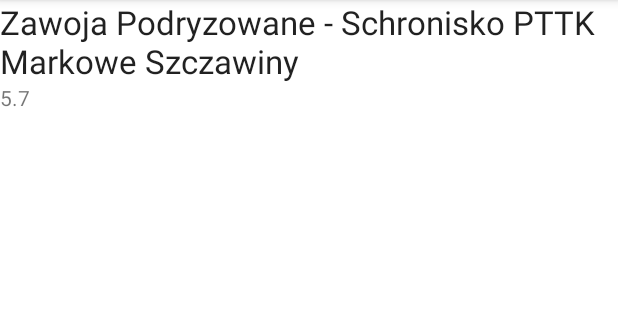
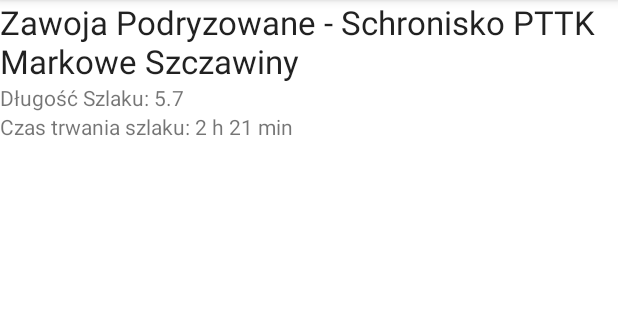
Before and after one commit to august3sas/put_trail_application, an Android app: the screen it shows after launch (DetailActivity), after a tap on "Zawoja Podryzowane - Schronisko PTTK Mar", on a phone screen of 412 x 824 dp, the part 84-404 px from its top. Run offline under Robolectric (Android 15) with nearby library versions, the phone set to English and light mode, and no system bars.

Commit message:
added compatibility for tablets

```diff
--- a/SzlakiTurystyczne/app/src/main/java/mob/lab/inf151871inf151835/MainActivity.kt
+++ b/SzlakiTurystyczne/app/src/main/java/mob/lab/inf151871inf151835/MainActivity.kt
@@ -19,8 +19,16 @@ class MainActivity : AppCompatActivity(), TrailListFragment.Listener {
     }
 
     override fun itemClicked(id: Long) {
-        intent = Intent(this, DetailActivity::class.java)
-        intent.putExtra(DetailActivity.EXTRA_TRAIL_ID, id.toInt())
-        startActivity(intent)
+        val trailDetailsFragment = supportFragmentManager.findFragmentById(R.id.detail_frag) as? TrailDetailFragment
+
+        if (trailDetailsFragment != null) {
+            // Jeśli fragment jest już wyświetlony, przekaż mu identyfikator szlaku
+            trailDetailsFragment.setTrail(id.toLong())
+        } else {
+            // Jeśli fragment nie jest wyświetlony, utwórz nową intencję z dodatkami i uruchom aktywność
+            intent = Intent(this, DetailActivity::class.java)
+            intent.putExtra(DetailActivity.EXTRA_TRAIL_ID, id.toInt())
+            startActivity(intent)
+        }
     }
 }
--- a/SzlakiTurystyczne/app/src/main/java/mob/lab/inf151871inf151835/Trail.kt
+++ b/SzlakiTurystyczne/app/src/main/java/mob/lab/inf151871inf151835/Trail.kt
@@ -1,13 +1,20 @@
 package mob.lab.inf151871inf151835
 
-class Trail(private var name: String, private var length: Double) {
+class Trail(private var name: String, private var length: Double, private var time: Double) {
 
     companion object{
         val trails = arrayOf(
-            Trail("Krowiarki - Babia Góra", 4.6),
-            Trail("Zawoja Podryzowane - Schronisko PTTK Markowe Szczawiny", 5.7),
-            Trail("Perć Akademików", 2.6),
-            Trail("Krowiarki - Schronisko PTTK na Hali Krupowej", 9.4)
+            Trail("Przełęcz Krowiarki - Babia Góra", 4.6, 2.4),
+            Trail("Zawoja Podryzowane - Schronisko PTTK Markowe Szczawiny", 5.7, 2.35),
+            Trail("Perć Akademików", 2.6, 1.61),
+            Trail("Krowiarki - Schronisko PTTK na Hali Krupowej", 9.4, 3.16),
+            Trail("Zawoja Markowa - Schronisko PTTK Markowe Szczawiny", 3.3, 1.66),
+            Trail("Zawoja Markowa - Las Ryzowane", 1.3, 0.6),
+            Trail("Przełęcz Krowiarki - Schronisko PTTK Markowe Szczawiny", 6.3, 2.0),
+            Trail("Szkolnikowe Rozstaje - Nad Sokolicą", 1.3, 0.83),
+            Trail("Schronisko PTTK Markowe Szczawiny - Babia Góra", 3.0, 1.5),
+            Trail("Fickowe Rozstaje - Schronisko PTTK Markowe Szczawiny", 2.7, 1.0),
+            Trail("Główny Szlak Beskidzki im. Kazimierza Sosnowskiego", 502.5, 162.41)
         )
     }
     fun getName(): String{
@@ -15,6 +22,9 @@ class Trail(private var name: String, private var length: Double) {
     }
     fun getLength(): Double{
         return length
+    }
+    fun getTime(): Double{
+        return time
     }
     override fun toString(): String{
         return this.name
--- a/SzlakiTurystyczne/app/src/main/java/mob/lab/inf151871inf151835/TrailDetailFragment.kt
+++ b/SzlakiTurystyczne/app/src/main/java/mob/lab/inf151871inf151835/TrailDetailFragment.kt
@@ -17,21 +17,32 @@ class TrailDetailFragment : ListFragment() {
 
     override fun onStart(){
         super.onStart()
+        updateTrailInfo(trailId)
+    }
+    public fun setTrail(trailId: Long){
+        this.trailId = trailId ?: 0
+        updateTrailInfo(trailId)
+    }
+    fun updateTrailInfo(trailId: Long){
         val view = view
         if(view != null){
+            val trail = Trail.trails[trailId.toInt()]
+
             val name = view.findViewById(R.id.textName) as TextView
-            val trail = Trail.trails[trailId.toInt()]
             name.text = trail.getName()
             println(name.text)
             println("26")
+
             val length = view.findViewById(R.id.textLength) as TextView
-            length.text = trail.getLength().toString()
+            length.text = "Długość Szlaku: "+trail.getLength().toString()
             println(length.text)
             println("30")
+
+            val time = view.findViewById(R.id.textTime) as TextView
+            time.text = "Czas trwania szlaku: "+TrailHelpers.timeToString(trail.getTime())
+            println(time.text)
+            println("37")
         }
-    }
-    public fun setTrail(trailId: Long){
-        this.trailId = trailId ?: 0
     }
 
 }
--- /dev/null
+++ b/SzlakiTurystyczne/app/src/main/java/mob/lab/inf151871inf151835/TrailHelpers.kt
@@ -0,0 +1,12 @@
+package mob.lab.inf151871inf151835
+
+class TrailHelpers {
+    companion object{
+        fun timeToString(time: Double): String{
+            val hours = time.toInt()
+            val minutes = ((time - hours) * 60).toInt()
+            return "$hours h $minutes min"
+        }
+    }
+
+}
--- a/SzlakiTurystyczne/app/src/main/res/layout/fragment_trail_detail.xml
+++ b/SzlakiTurystyczne/app/src/main/res/layout/fragment_trail_detail.xml
@@ -17,6 +17,13 @@
         android:layout_height="wrap_content"
         android:text="@string/trail_length" />
 
+    <TextView
+        android:id="@+id/textTime"
+        android:layout_width="wrap_content"
+        android:layout_height="wrap_content"
+        android:text="@string/trail_time" />
+
+
     <ListView
         android:id="@android:id/list"
         android:layout_width="match_parent"
--- a/SzlakiTurystyczne/app/src/main/res/values/strings.xml
+++ b/SzlakiTurystyczne/app/src/main/res/values/strings.xml
@@ -3,6 +3,7 @@
     <string name="detail_button">Pokaż Szlak</string>
     <string name="trail_name">Nazwa Szlaku</string>
     <string name="trail_length">Długość Szlaku</string>
+    <string name="trail_time">Czas Trwania Szlaku</string>
     <!-- TODO: Remove or change this placeholder text -->
     <string name="hello_blank_fragment">Hello blank fragment</string>
 </resources>
```
Also changed, not shown: SzlakiTurystyczne/app/src/main/res/layout-large/activity_main.xml (added, +18 -0 lines).
